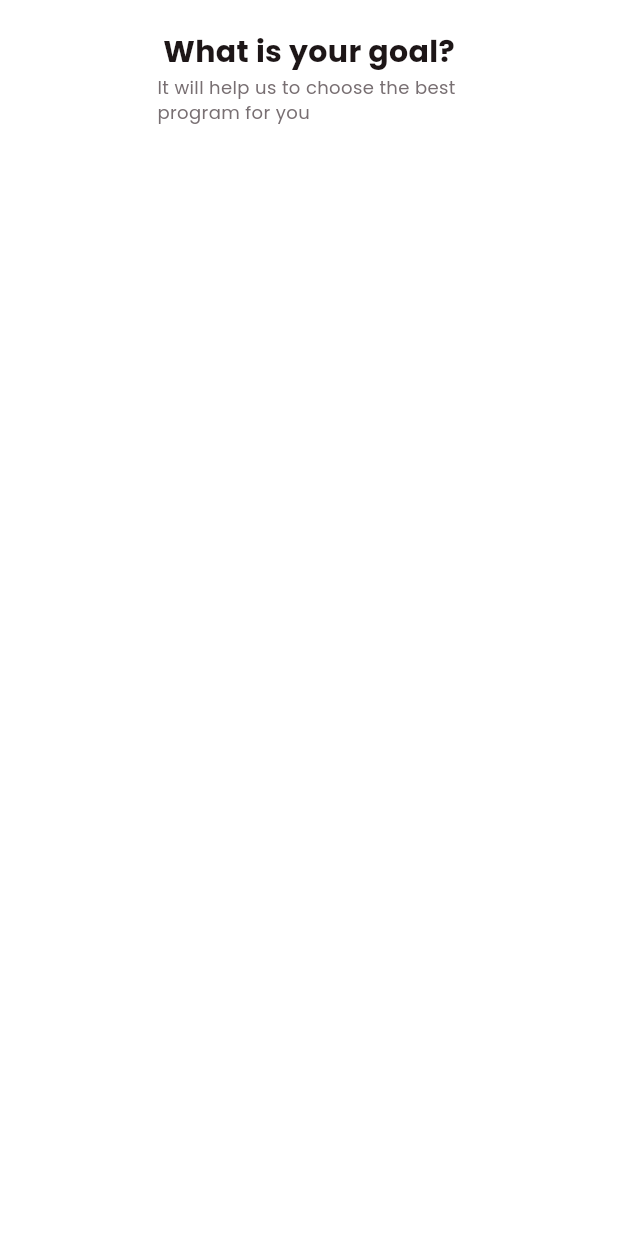
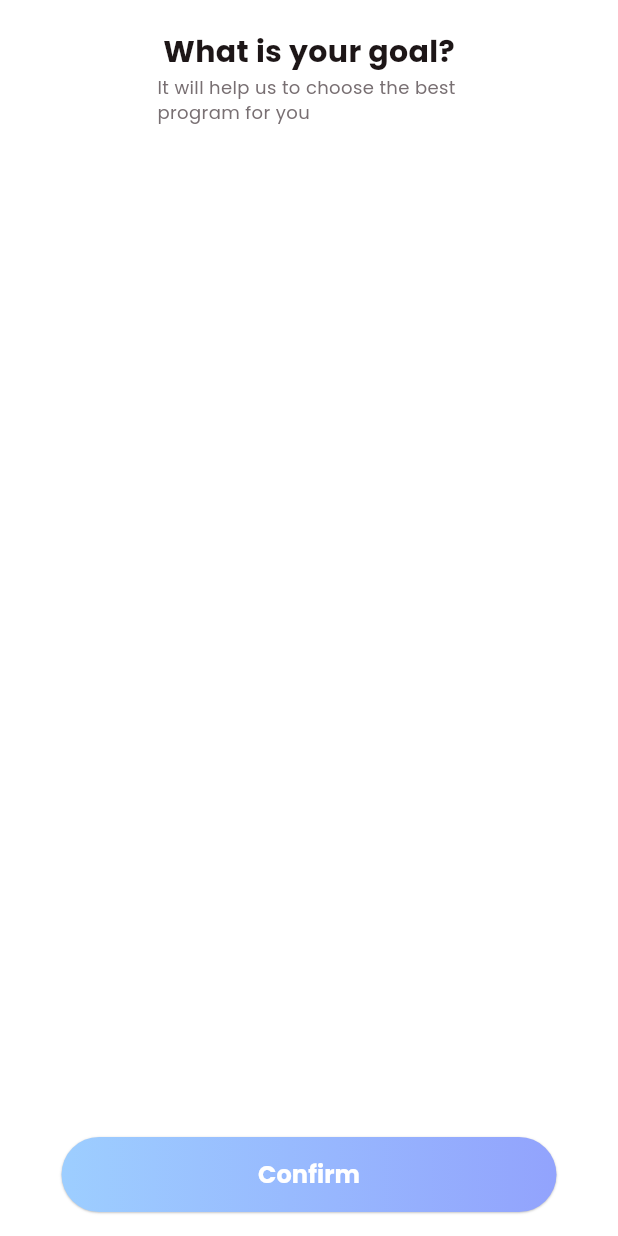
Before and after one commit to SamaM80/fitness, a Flutter app: the WhatYourGoalView screen opened directly, on a phone screen of 412 x 824 dp. Run offline on Flutter 3.47's test engine with Material 3 defaults, Android fonts, the phone set to English and light mode, and no system bars.

Commit message:
Fix shader bounds in RoundButton; add Confirm button to WhatYourGoalView

```diff
--- a/lib/common_widget/round_button.dart
+++ b/lib/common_widget/round_button.dart
@@ -65,7 +65,7 @@ class RoundButton extends StatelessWidget {
                       begin: Alignment.centerLeft,
                       end: Alignment.centerRight,
                     ).createShader(
-                      Rect.fromLTWH(0, 0, bounds.width, bounds.height),
+                      Rect.fromLTRB(0, 0, bounds.width, bounds.height),
                     );
                   },
                   child: Text(
--- a/lib/view/login/what_your_goal_view.dart
+++ b/lib/view/login/what_your_goal_view.dart
@@ -1,5 +1,6 @@
 import 'package:flutter/material.dart';
 import '../../common/color_extension.dart';
+import '../../common_widget/round_button.dart';
 
 class WhatYourGoalView extends StatefulWidget {
   const WhatYourGoalView({super.key});
@@ -17,7 +18,8 @@ class _WhatYourGoalViewState extends State<WhatYourGoalView> {
       body: SafeArea(
         child: Stack(
           children: [
-            SizedBox(
+            Container(
+              padding: const EdgeInsets.symmetric(horizontal: 25),
               width: media.width,
               child: Column(
                 children: [
@@ -36,6 +38,17 @@ class _WhatYourGoalViewState extends State<WhatYourGoalView> {
                   ),
                   const Spacer(),
                   SizedBox(height: media.width * 0.05),
+                  RoundButton(
+                    title: "Confirm",
+                    onPressed: () {
+                      Navigator.push(
+                        context,
+                        MaterialPageRoute(
+                          builder: (context) => WhatYourGoalView(),
+                        ),
+                      );
+                    },
+                  ),
                 ],
               ),
             ),
```
